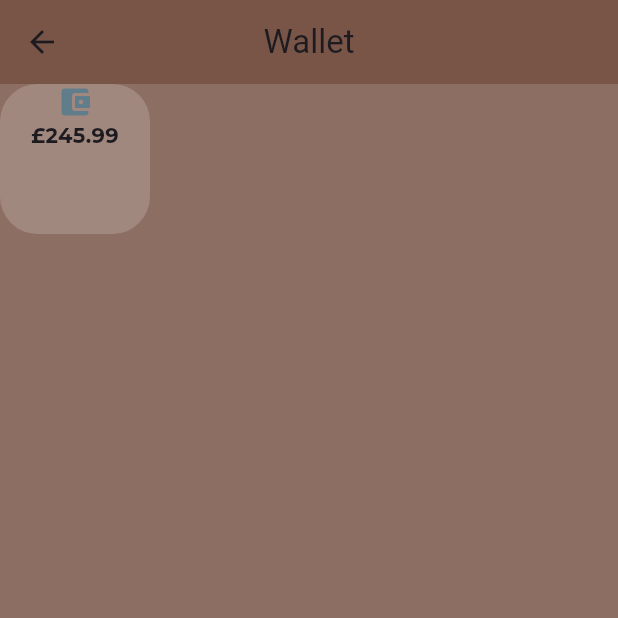
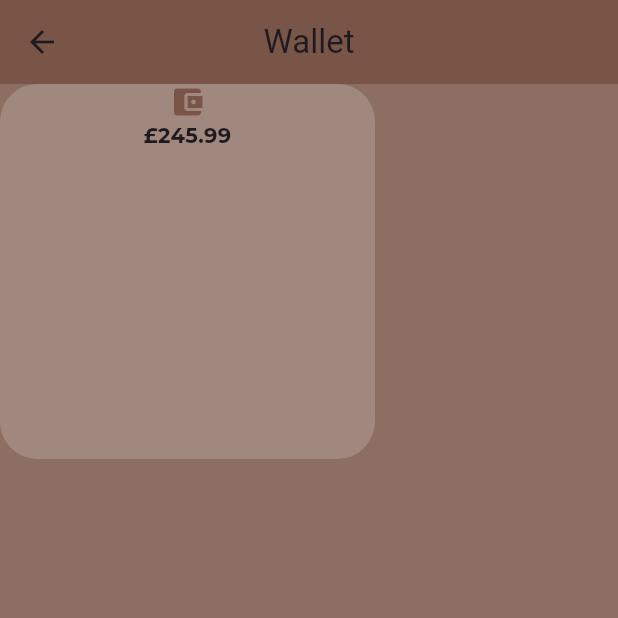
Before and after one commit to AbdulrahmanAbusnena/twister, a Flutter app: the Wallet screen opened directly, on a phone screen of 412 x 824 dp, the top half of it. Run offline on Flutter 3.47's test engine with Material 3 defaults, Android fonts, the phone set to English and light mode, and no system bars; our stand-ins replace google_fonts, google_nav_bar.

Commit message:
git commit

```diff
--- a/lib/Pages/wallet.dart
+++ b/lib/Pages/wallet.dart
@@ -14,17 +14,19 @@
         backgroundColor: Colors.brown,
         elevation: 0.0,
       ),
-      body: Container(
-        width: 100,
-        height: 100,
+      body: Column(
+        crossAxisAlignment: CrossAxisAlignment.center,
+        children: [
+          Container(
+            width: 250,
+            height: 250,
             decoration: BoxDecoration(
               borderRadius: BorderRadius.circular(25),
               color: Colors.brown[300],
             ),
             child: Column(
-
               children: [
-            const Icon(Icons.account_balance_wallet, color: Colors.blueGrey),
+                const Icon(Icons.account_balance_wallet, color: Colors.brown),
                 Text("£245.99",
                     style: GoogleFonts.montserrat(
                       fontSize: 14,
@@ -33,6 +35,8 @@
               ],
             ),
           ),
+        ],
+      ),
     );
   }
 }
```
Also changed, not shown: lib/Pages/about.dart (added, +16 -0 lines), lib/Pages/cartpage.dart (+20 -1 lines). Lines whose indentation alone changed are shown as unchanged.
